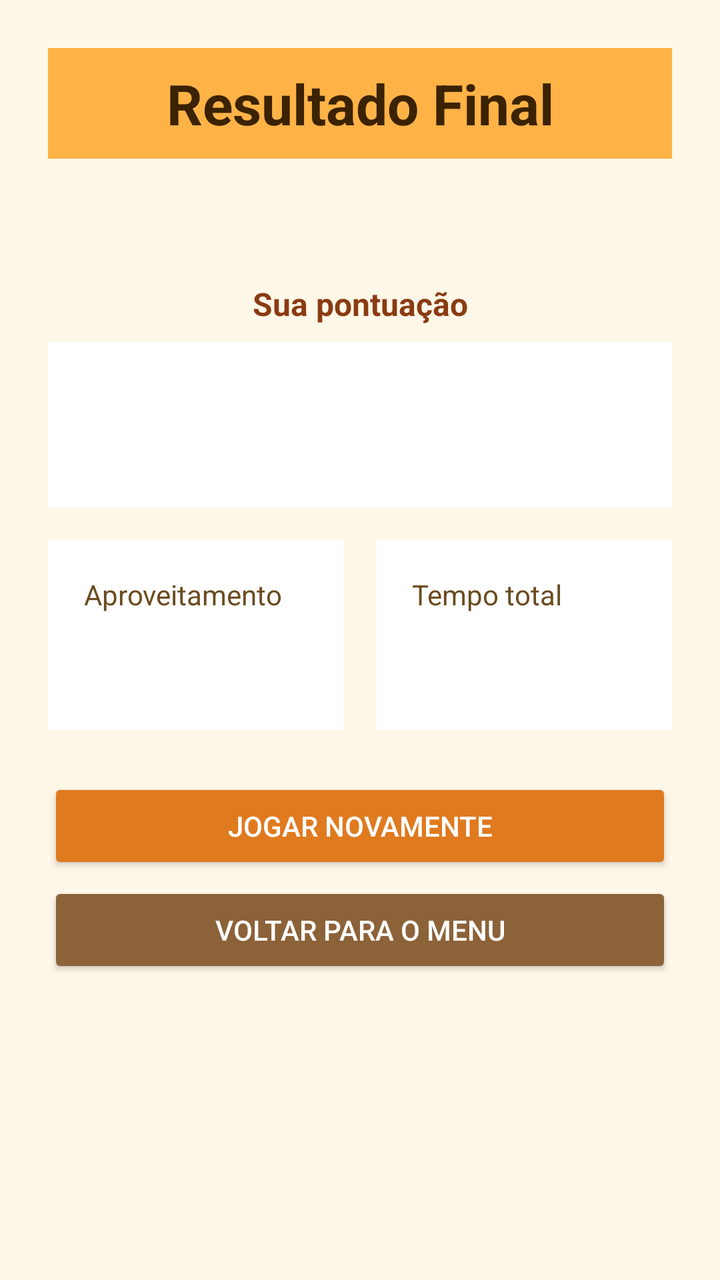
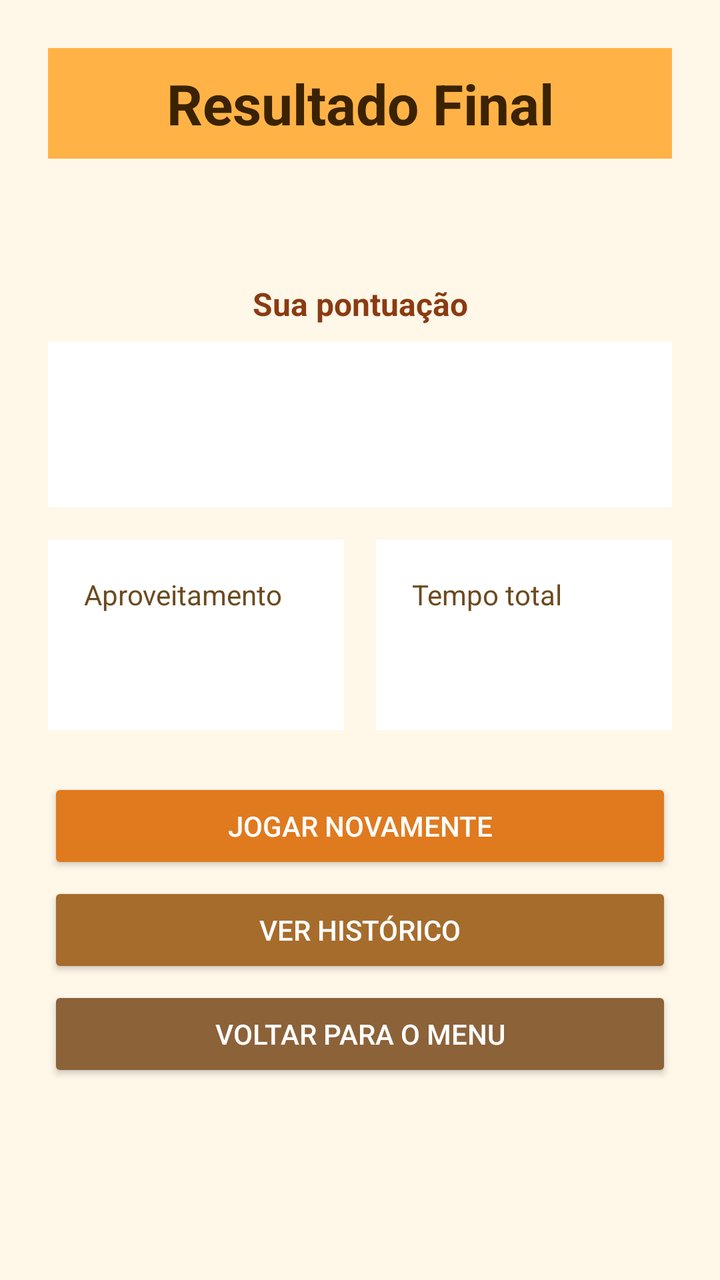

Before-and-after screenshots of an Android layout around one commit, followed by the original layout XML and the change that was made.
<!-- AndroidManifest.xml: activity theme Theme.Quiz -->
<!-- res/layout/activity_quiz_resultado.xml -->
<?xml version="1.0" encoding="utf-8"?>
<ScrollView xmlns:android="http://schemas.android.com/apk/res/android"
    android:layout_width="match_parent"
    android:layout_height="match_parent"
    android:background="@color/quiz_bg"
    android:fitsSystemWindows="true">

    <LinearLayout
        android:layout_width="match_parent"
        android:layout_height="wrap_content"
        android:orientation="vertical"
        android:padding="@dimen/quiz_padding">

        <TextView
            android:layout_width="match_parent"
            android:layout_height="wrap_content"
            android:background="@color/quiz_header_bg"
            android:gravity="center"
            android:padding="@dimen/quiz_header_padding_lg"
            android:text="Resultado Final"
            android:textColor="@color/quiz_text_header"
            android:textSize="@dimen/text_display_sm"
            android:textStyle="bold" />

        <TextView
            android:id="@+id/txtResultadoCategorias"
            android:layout_width="match_parent"
            android:layout_height="wrap_content"
            android:layout_marginTop="@dimen/spacing_lg"
            android:gravity="center"
            android:textColor="@color/quiz_text_body"
            android:textSize="@dimen/text_md" />

        <TextView
            android:layout_width="match_parent"
            android:layout_height="wrap_content"
            android:layout_marginTop="@dimen/spacing_xl"
            android:gravity="center"
            android:text="Sua pontuação"
            android:textColor="@color/quiz_text_status"
            android:textSize="@dimen/text_md"
            android:textStyle="bold" />

        <TextView
            android:id="@+id/txtResultadoPontuacao"
            android:layout_width="match_parent"
            android:layout_height="wrap_content"
            android:layout_marginTop="@dimen/spacing_sm"
            android:background="@color/white"
            android:gravity="center"
            android:padding="20dp"
            android:textColor="@color/quiz_text_question"
            android:textSize="@dimen/text_display_md"
            android:textStyle="bold" />

        <LinearLayout
            android:layout_width="match_parent"
            android:layout_height="wrap_content"
            android:layout_marginTop="@dimen/spacing_lg"
            android:orientation="horizontal">

            <LinearLayout
                android:layout_width="0dp"
                android:layout_height="wrap_content"
                android:layout_marginEnd="@dimen/spacing_sm"
                android:layout_weight="1"
                android:background="@color/white"
                android:orientation="vertical"
                android:padding="18dp">

                <TextView
                    android:layout_width="wrap_content"
                    android:layout_height="wrap_content"
                    android:text="Aproveitamento"
                    android:textColor="@color/quiz_text_body"
                    android:textSize="@dimen/text_sm" />

                <TextView
                    android:id="@+id/txtResultadoPercentual"
                    android:layout_width="wrap_content"
                    android:layout_height="wrap_content"
                    android:layout_marginTop="@dimen/spacing_sm"
                    android:textColor="@color/quiz_text_question"
                    android:textSize="@dimen/text_xxl"
                    android:textStyle="bold" />
            </LinearLayout>

            <LinearLayout
                android:layout_width="0dp"
                android:layout_height="wrap_content"
                android:layout_marginStart="@dimen/spacing_sm"
                android:layout_weight="1"
                android:background="@color/white"
                android:orientation="vertical"
                android:padding="18dp">

                <TextView
                    android:layout_width="wrap_content"
                    android:layout_height="wrap_content"
                    android:text="Tempo total"
                    android:textColor="@color/quiz_text_body"
                    android:textSize="@dimen/text_sm" />

                <TextView
                    android:id="@+id/txtResultadoTempo"
                    android:layout_width="wrap_content"
                    android:layout_height="wrap_content"
                    android:layout_marginTop="@dimen/spacing_sm"
                    android:textColor="@color/quiz_text_question"
                    android:textSize="@dimen/text_xxl"
                    android:textStyle="bold" />
            </LinearLayout>
        </LinearLayout>

        <Button
            android:id="@+id/btnResultadoJogarNovamente"
            android:layout_width="match_parent"
            android:layout_height="wrap_content"
            android:layout_marginTop="@dimen/spacing_xl"
            android:backgroundTint="@color/quiz_btn_primary"
            android:text="Jogar novamente"
            android:textColor="@color/quiz_btn_text" />

        <Button
            android:id="@+id/btnResultadoVoltarMenu"
            android:layout_width="match_parent"
            android:layout_height="wrap_content"
            android:layout_marginTop="@dimen/quiz_btn_margin_top_sm"
            android:backgroundTint="@color/quiz_btn_secondary"
            android:text="Voltar para o menu"
            android:textColor="@color/quiz_btn_text" />

    </LinearLayout>
</ScrollView>
<!-- resources referenced by this layout -->
<resources>
  <color name="quiz_bg">#FFFFF7E8</color>
  <color name="quiz_btn_primary">#FFE07A1F</color>
  <color name="quiz_btn_secondary">#FF8C6239</color>
  <color name="quiz_btn_text">#FFFFFFFF</color>
  <color name="quiz_header_bg">#FFFFB347</color>
  <color name="quiz_text_body">#FF6B4B1F</color>
  <color name="quiz_text_header">#FF3B2200</color>
  <color name="quiz_text_question">#FF2F1B05</color>
  <color name="quiz_text_status">#FF8A3B12</color>
  <color name="white">#FFFFFFFF</color>
  <dimen name="quiz_btn_margin_top_sm">4dp</dimen>
  <dimen name="quiz_header_padding_lg">9dp</dimen>
  <dimen name="quiz_padding">24dp</dimen>
  <dimen name="spacing_lg">16dp</dimen>
  <dimen name="spacing_sm">8dp</dimen>
  <dimen name="spacing_xl">24dp</dimen>
  <dimen name="text_display_md">32sp</dimen>
  <dimen name="text_display_sm">28sp</dimen>
  <dimen name="text_md">16sp</dimen>
  <dimen name="text_sm">14sp</dimen>
  <dimen name="text_xxl">24sp</dimen>
  <style name="Theme.Quiz" parent="Theme.Material3.DayNight.NoActionBar">
          <item name="android:windowBackground">@color/quiz_bg</item>
          <item name="android:textColor">@color/quiz_text_body</item>
          <item name="colorPrimary">@color/quiz_btn_primary</item>
          <item name="colorOnPrimary">@color/white</item>
      </style>
</resources>

<!-- the commit's change to res/layout/activity_quiz_resultado.xml (unified diff, before → after) -->
@@ -122,6 +122,15 @@
             android:textColor="@color/quiz_btn_text" />
 
         <Button
+            android:id="@+id/btnResultadoVerHistorico"
+            android:layout_width="match_parent"
+            android:layout_height="wrap_content"
+            android:layout_marginTop="@dimen/quiz_btn_margin_top_sm"
+            android:backgroundTint="@color/quiz_btn_tertiary"
+            android:text="Ver histórico"
+            android:textColor="@color/quiz_btn_text" />
+
+        <Button
             android:id="@+id/btnResultadoVoltarMenu"
             android:layout_width="match_parent"
             android:layout_height="wrap_content"
<!-- resource entries referenced after the edit -->
@@ -3,6 +3,7 @@
   <color name="quiz_bg">#FFFFF7E8</color>
   <color name="quiz_btn_primary">#FFE07A1F</color>
   <color name="quiz_btn_secondary">#FF8C6239</color>
+  <color name="quiz_btn_tertiary">#FFA66C2C</color>
   <color name="quiz_btn_text">#FFFFFFFF</color>
   <color name="quiz_header_bg">#FFFFB347</color>
   <color name="quiz_text_body">#FF6B4B1F</color>
